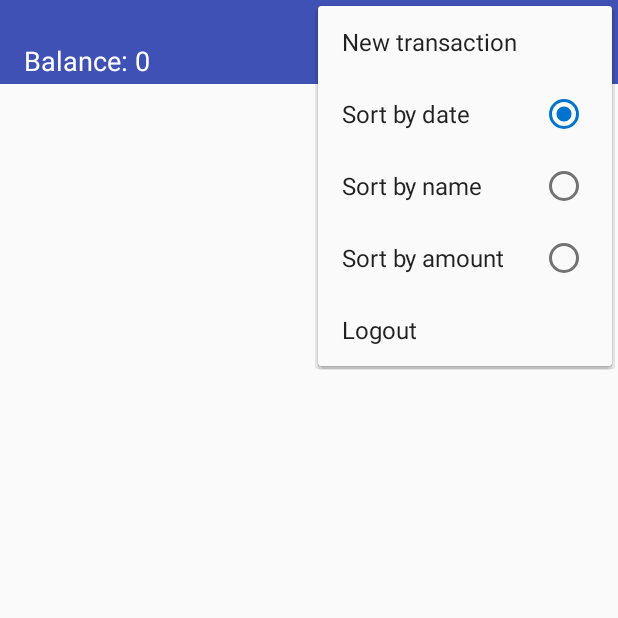
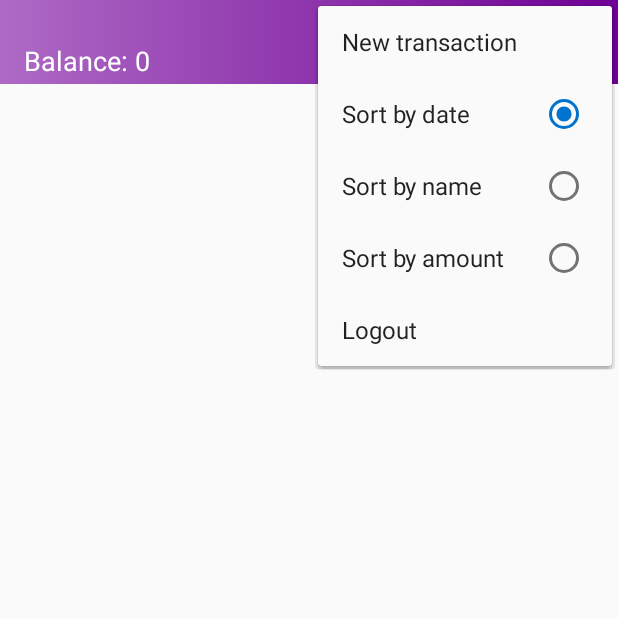
Before and after one commit to roman-shpuntov/pw, an Android app: the MainActivity screen opened directly, with no data from a screen before it, with the options menu open, on a phone screen of 412 x 824 dp, the top half of it. Run offline under Robolectric (Android 15) with nearby library versions, the phone set to English and light mode, and no system bars.

Commit message:
gradient title for activities. list menu for new trans. design.

```diff
--- /dev/null
+++ b/app/src/main/java/parrotwings/com/parrotwings/PWUtil/PWAppCompatActivity.java
@@ -0,0 +1,34 @@
+package parrotwings.com.parrotwings.PWUtil;
+
+import android.graphics.Bitmap;
+import android.graphics.drawable.BitmapDrawable;
+import android.support.v7.app.ActionBar;
+import android.support.v7.app.AppCompatActivity;
+import android.util.DisplayMetrics;
+
+import parrotwings.com.parrotwings.R;
+
+/**
+ * Created by roman on 23.02.2018.
+ */
+
+public class PWAppCompatActivity extends AppCompatActivity {
+	@Override
+	protected void onResume() {
+		super.onResume();
+		updateBar();
+	}
+
+	protected void updateBar() {
+		ActionBar bar = getSupportActionBar();
+		if (bar != null) {
+			DisplayMetrics displayMetrics = new DisplayMetrics();
+			getWindowManager().getDefaultDisplay().getMetrics(displayMetrics);
+
+			Bitmap bitmap = PWGradient.bitmapGradient((int) (displayMetrics.widthPixels * displayMetrics.density), 1,
+					getResources().getColor(R.color.mainGradientStart), getResources().getColor(R.color.mainGradientEnd));
+			BitmapDrawable background = new BitmapDrawable(getResources(), bitmap);
+			bar.setBackgroundDrawable(background);
+		}
+	}
+}
--- /dev/null
+++ b/app/src/main/java/parrotwings/com/parrotwings/PWUtil/PWGradient.java
@@ -0,0 +1,25 @@
+package parrotwings.com.parrotwings.PWUtil;
+
+import android.graphics.Bitmap;
+import android.graphics.Canvas;
+import android.graphics.LinearGradient;
+import android.graphics.Paint;
+import android.graphics.Shader;
+
+/**
+ * Created by roman on 23.02.2018.
+ */
+
+public class PWGradient {
+	public static Bitmap bitmapGradient(int w, int h, int colorStart, int colorEnd) {
+		Bitmap bitmap = Bitmap.createBitmap(w, h, Bitmap.Config.ARGB_8888);
+		Canvas canvas = new Canvas(bitmap);
+		Paint p = new Paint();
+
+		Shader shader = new LinearGradient(0, 0, w - 1, h - 1, colorStart, colorEnd, Shader.TileMode.MIRROR);
+		p.setShader(shader);
+		canvas.drawRect(0, 0, canvas.getWidth(), canvas.getHeight(), p);
+
+		return bitmap;
+	}
+}
--- a/app/src/main/res/layout/activity_main.xml
+++ b/app/src/main/res/layout/activity_main.xml
@@ -55,5 +55,4 @@
 		app:layout_constraintTop_toBottomOf="@+id/main_toolbar"
 		tools:layout_constraintLeft_creator="1"
 		tools:layout_constraintTop_creator="1"/>
-
 </android.support.constraint.ConstraintLayout>
--- a/app/src/main/res/values/colors.xml
+++ b/app/src/main/res/values/colors.xml
@@ -10,4 +10,6 @@
 	<color name="colorButtonFocused">@android:color/transparent</color>
 	<color name="colorButtonShapeStart">@android:color/transparent</color>
 	<color name="colorButtonShapeEnd">@android:color/transparent</color>
+	<color name="mainGradientStart">#ae6ac5</color>
+	<color name="mainGradientEnd">#6e0094</color>
 </resources>
```
Also changed, not shown: app/src/main/java/parrotwings/com/parrotwings/MainActivity.java (+44 -15 lines), app/src/main/java/parrotwings/com/parrotwings/TransactionActivity.java (+50 -2 lines), app/src/main/res/layout/activity_transaction.xml (+35 -14 lines), app/src/main/res/menu/list_menu.xml (added, +12 -0 lines), app/src/main/res/drawable-hdpi/send.png (added), app/src/main/res/drawable-ldpi/send.png (added), app/src/main/res/drawable-mdpi/send.png (added), app/src/main/res/drawable-xhdpi/send.png (added), app/src/main/res/drawable-xxhdpi/send.png (added), app/src/main/res/drawable-xxxhdpi/send.png (added).
